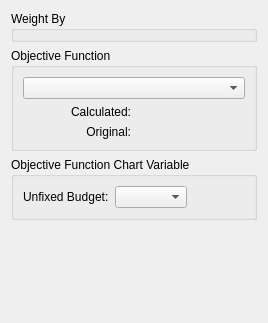
This is plugins/calculate/NACalculateForm.ui in dmzgroup/mbra as Qt 5 draws it before an edit. The edited form follows.
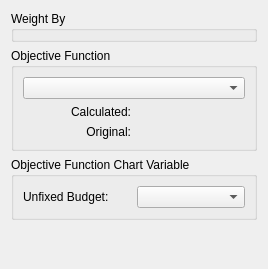
This is the edited form.

What changed in the file:
```diff
--- a/plugins/calculate/NACalculateForm.ui
+++ b/plugins/calculate/NACalculateForm.ui
@@ -7,7 +7,7 @@
     <x>0</x>
     <y>0</y>
     <width>268</width>
-    <height>323</height>
+    <height>269</height>
    </rect>
   </property>
   <property name="windowTitle">
@@ -87,21 +87,15 @@
      <property name="title">
       <string>Objective Function Chart Variable</string>
      </property>
-     <property name="flat">
-      <bool>true</bool>
-     </property>
-     <layout class="QFormLayout" name="formLayout">
-      <property name="fieldGrowthPolicy">
-       <enum>QFormLayout::FieldsStayAtSizeHint</enum>
-      </property>
-      <item row="0" column="0">
+     <layout class="QHBoxLayout" name="horizontalLayout_3">
+      <item>
        <widget class="QLabel" name="label_3">
         <property name="text">
          <string>Unfixed Budget:</string>
         </property>
        </widget>
       </item>
-      <item row="0" column="1">
+      <item>
        <widget class="QComboBox" name="unfixedBudgetBox"/>
       </item>
      </layout>
```
Left out of the diff: 1 changed line with no effect on the pictures.
